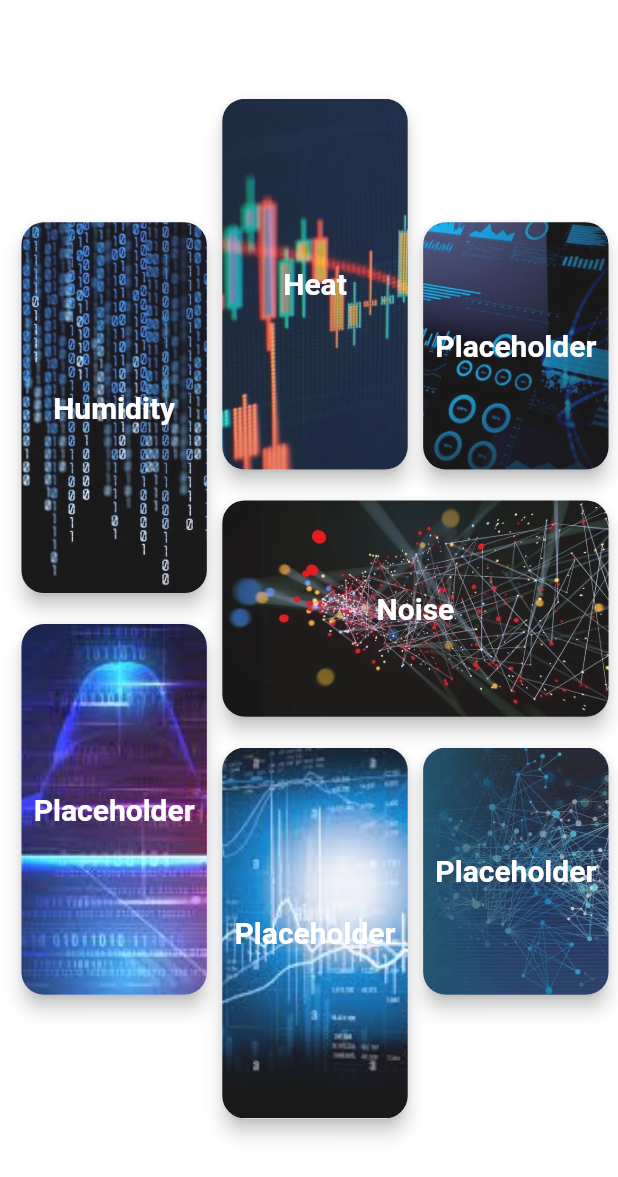
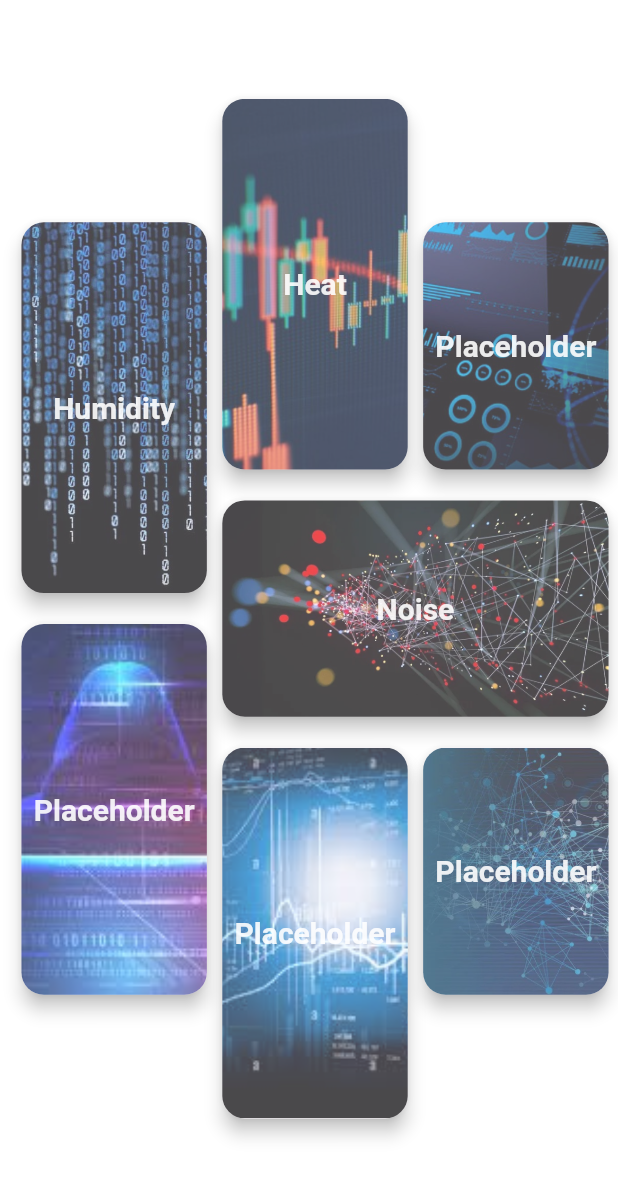
Before and after one commit to PoweredByCaffeine-HACKUPC2024/App-, a Flutter app: the screen it shows after launch, on a phone screen of 412 x 824 dp. Shown: the top 1177 px of the screen. Run offline on Flutter 3.47's test engine with Material 3 defaults, Android fonts, the phone set to English and light mode, and no system bars; our stand-ins replace dio, webview_flutter; missing offline and left inert: dart:ffi.

Commit message:
Another one

```diff
--- a/powered_by_caffein/lib/main.dart
+++ b/powered_by_caffein/lib/main.dart
@@ -148,7 +148,7 @@ class MenuButton extends StatelessWidget {
                 width: width,
                 height: height,
                 child: Image.asset(
-                  color: const Color.fromARGB(230, 255, 255, 255),
+                  color: Color.fromARGB(179, 255, 255, 255),
                   colorBlendMode: BlendMode.modulate,
                   image,
                   fit: BoxFit.cover,
@@ -161,7 +161,7 @@ class MenuButton extends StatelessWidget {
                     style: const TextStyle(
                       fontSize: 20,
                       fontWeight: FontWeight.bold,
-                      color: Color.fromARGB(255, 255, 255, 255),
+                      color: Color.fromARGB(228, 255, 255, 255),
                     ),
                     text: text,
                   ),
```
